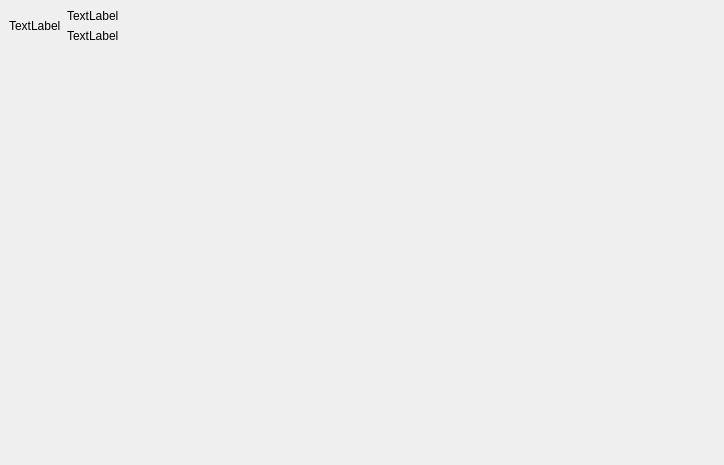
The window that SmartHome-Client/Client-UI/MainWidget/HoomPage/HoomPage.ui (rtomway/Qt-SmartHome) describes before a commit, drawn with Qt 5.
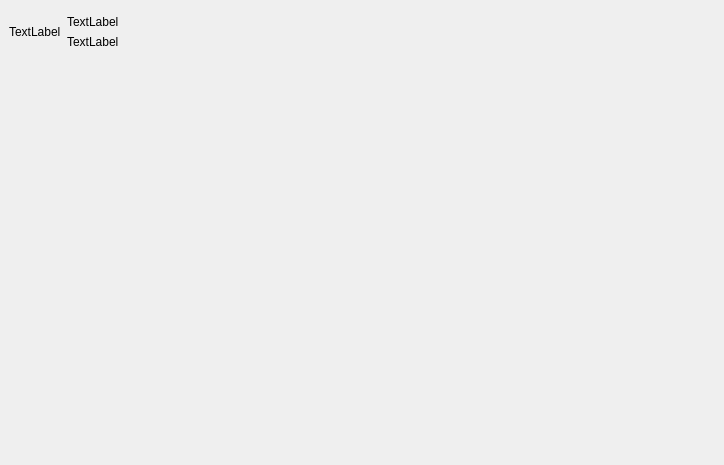
The same window after the commit.

The edit to the form file:
```diff
--- a/SmartHome-Client/Client-UI/MainWidget/HoomPage/HoomPage.ui
+++ b/SmartHome-Client/Client-UI/MainWidget/HoomPage/HoomPage.ui
@@ -32,6 +32,9 @@
    <item>
     <widget class="QWidget" name="widget_2" native="true">
      <layout class="QHBoxLayout" name="horizontalLayout_2">
+      <property name="topMargin">
+       <number>15</number>
+      </property>
       <property name="bottomMargin">
        <number>0</number>
       </property>
@@ -153,7 +156,7 @@
    </item>
    <item>
     <widget class="QWidget" name="widget" native="true">
-     <layout class="QVBoxLayout" name="verticalLayout_6">
+     <layout class="QVBoxLayout" name="verticalLayout_5">
       <property name="spacing">
        <number>0</number>
       </property>
@@ -170,24 +173,33 @@
        <number>0</number>
       </property>
       <item>
-       <layout class="QGridLayout" name="gridLayout">
+       <layout class="QGridLayout" name="gridLayout" rowstretch="1,1" columnstretch="1,1,1">
+        <property name="spacing">
+         <number>0</number>
+        </property>
+        <item row="1" column="1">
+         <widget class="QWidget" name="widget_10" native="true"/>
+        </item>
+        <item row="0" column="2">
+         <widget class="QWidget" name="widget_8" native="true"/>
+        </item>
+        <item row="1" column="2">
+         <widget class="QWidget" name="widget_9" native="true"/>
+        </item>
+        <item row="0" column="1">
+         <widget class="QWidget" name="widget_6" native="true">
+          <layout class="QHBoxLayout" name="horizontalLayout_3">
+           <item>
+            <widget class="QWidget" name="widget_11" native="true">
+             <layout class="QVBoxLayout" name="verticalLayout_8"/>
+            </widget>
+           </item>
+          </layout>
+         </widget>
+        </item>
         <item row="1" column="0">
          <widget class="QWidget" name="widget_7" native="true">
-          <layout class="QVBoxLayout" name="verticalLayout_7">
-           <item>
-            <spacer name="verticalSpacer_2">
-             <property name="orientation">
-              <enum>Qt::Vertical</enum>
-             </property>
-             <property name="sizeHint" stdset="0">
-              <size>
-               <width>20</width>
-               <height>368</height>
-              </size>
-             </property>
-            </spacer>
-           </item>
-          </layout>
+          <layout class="QVBoxLayout" name="verticalLayout_7"/>
          </widget>
         </item>
         <item row="0" column="1">
@@ -195,7 +207,7 @@
         </item>
         <item row="0" column="0">
          <widget class="QWidget" name="weatherWidget" native="true">
-          <layout class="QVBoxLayout" name="verticalLayout_5">
+          <layout class="QVBoxLayout" name="verticalLayout_6">
            <property name="spacing">
             <number>0</number>
            </property>
```
Left out of the diff: 27 changed lines with no effect on the pictures.
